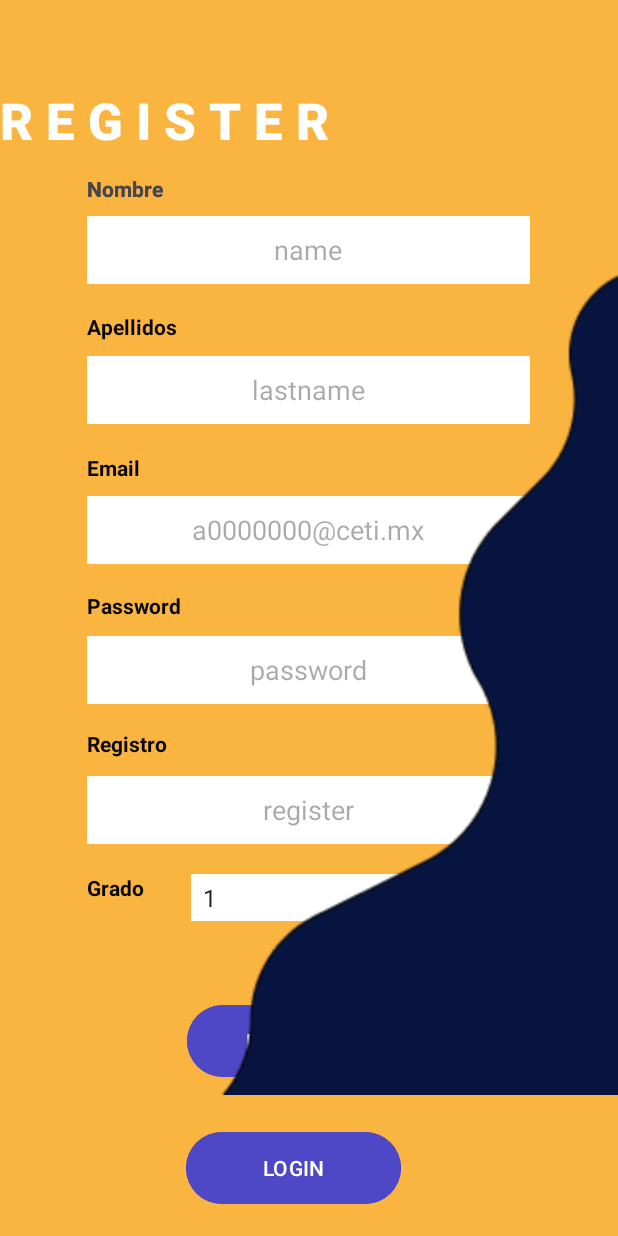
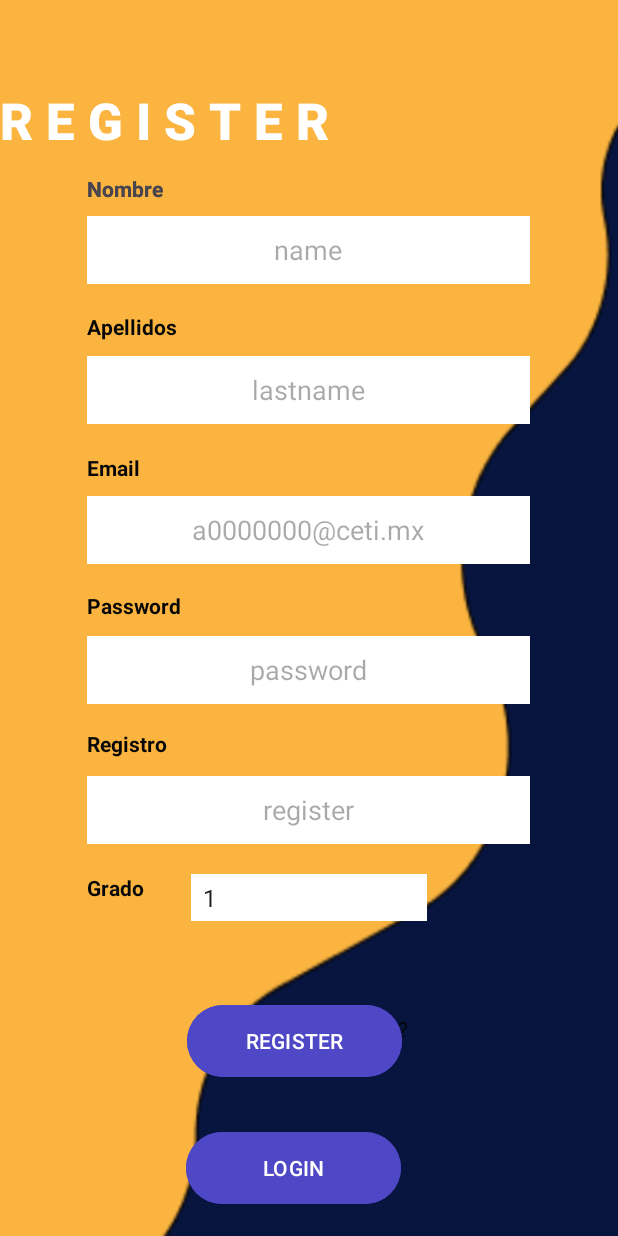
Before and after one commit to xFlameLiq/MobileProject2, an Android app: the RegisterActivity screen opened directly, with no data from a screen before it, on a phone screen of 412 x 824 dp. Run offline under Robolectric (Android 15) with nearby library versions, the phone set to English and light mode, and no system bars.

Commit message:
front de algunas secciones

```diff
--- a/app/src/main/res/layout/activity_register.xml
+++ b/app/src/main/res/layout/activity_register.xml
@@ -5,7 +5,7 @@
     android:layout_width="match_parent"
     android:layout_height="match_parent"
     android:animateLayoutChanges="false"
-    android:background="#FAB440"
+    android:background="@drawable/registerfond"
     tools:context=".RegisterActivity">
 
     <EditText
@@ -249,12 +249,4 @@
         app:layout_constraintVertical_bias="0.074"
         tools:layout_editor_absoluteX="96dp" />
 
-    <ImageView
-        android:id="@+id/imageView4"
-        android:layout_width="420dp"
-        android:layout_height="905dp"
-        app:srcCompat="@drawable/vector_1"
-        tools:layout_editor_absoluteX="16dp"
-        tools:layout_editor_absoluteY="144dp" />
-
 </androidx.constraintlayout.widget.ConstraintLayout>
--- a/app/src/main/res/values/colors.xml
+++ b/app/src/main/res/values/colors.xml
@@ -2,4 +2,5 @@
 <resources>
     <color name="black">#FF000000</color>
     <color name="white">#FFFFFFFF</color>
+    <color name="color">#FAB440</color>
 </resources>
```
Also changed, not shown: app/src/main/res/drawable/registerfond.png (added), 9 other files.
